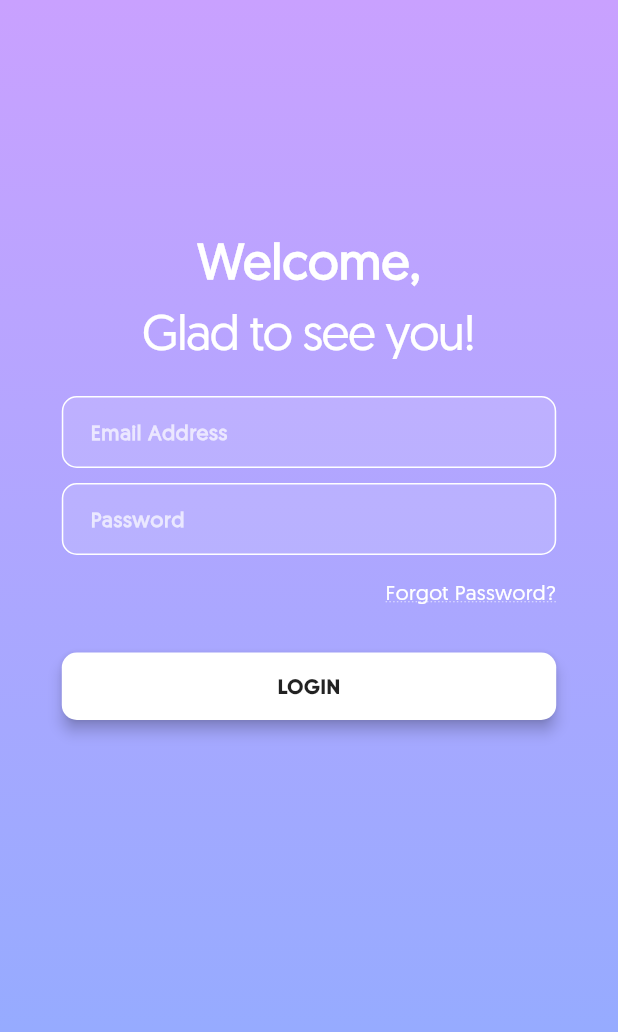
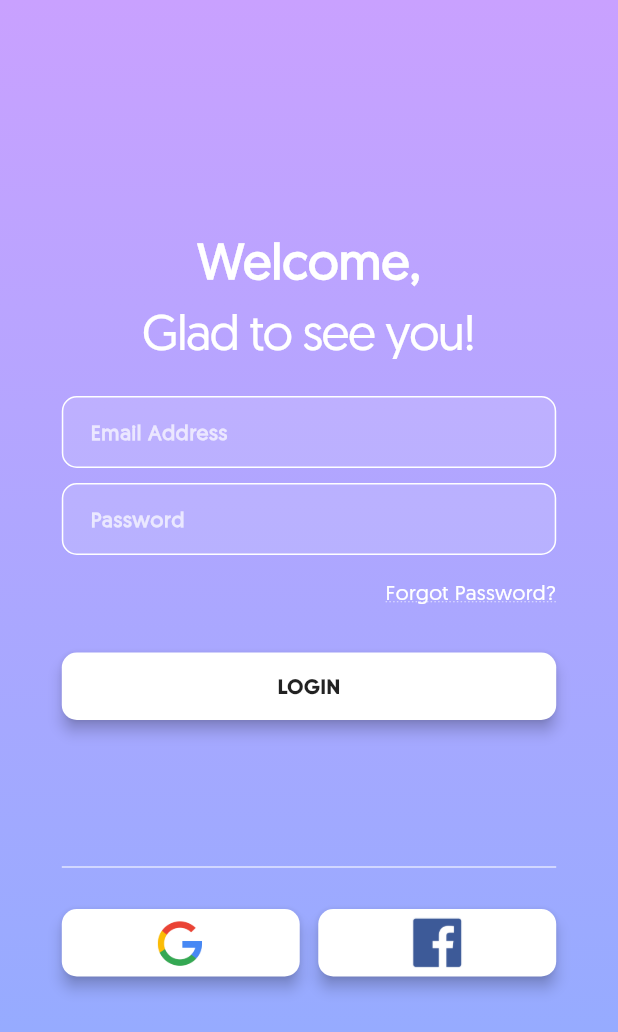
Before and after one commit to minbros/minchat, a Flutter app: the screen it shows after launch, after a tap on "LOGIN", on a phone screen of 412 x 824 dp. Shown: the top 1032 px of the screen. Run offline on Flutter 3.47's test engine with Material 3 defaults, Android fonts, the light colour scheme and no system bars.

Commit message:
구글/페이스북 로그인 버튼 구현

```diff
--- a/lib/main.dart
+++ b/lib/main.dart
@@ -16,7 +16,6 @@ class MyApp extends StatelessWidget {
     SystemChrome.setPreferredOrientations(
       [DeviceOrientation.portraitUp, DeviceOrientation.portraitDown],
     );
-
     return MaterialApp(
       title: 'MINchat',
       theme: ThemeData(),
--- a/lib/screens/HomePage.dart
+++ b/lib/screens/HomePage.dart
@@ -10,6 +10,7 @@ class HomePage extends StatelessWidget {
 
     return Scaffold(
       body: Container(
+        padding: const EdgeInsets.only(top: 250),
         decoration: const BoxDecoration(
           gradient: LinearGradient(
             begin: Alignment.topCenter,
@@ -23,13 +24,10 @@ class HomePage extends StatelessWidget {
         child: Center(
           child: Column(
             children: [
-              Container(
-                padding: const EdgeInsets.only(top: 250),
-                child: const Icon(
-                  Icons.emoji_emotions,
-                  size: 100,
-                  color: Colors.white70,
-                ),
+              const Icon(
+                Icons.emoji_emotions,
+                size: 100,
+                color: Colors.white70,
               ),
               const Text(
                 'MIN CHAT',
@@ -51,7 +49,7 @@ class HomePage extends StatelessWidget {
                   onPressed: () {
                     Navigator.push(
                       context,
-                      MaterialPageRoute(builder: (context) => LoginPage()),
+                      MaterialPageRoute(builder: (context) => const LoginPage()),
                     );
                   },
                   style: ElevatedButton.styleFrom(
@@ -81,7 +79,7 @@ class HomePage extends StatelessWidget {
                   onPressed: () {
                     Navigator.push(
                       context,
-                      MaterialPageRoute(builder: (context) => LoginPage()),
+                      MaterialPageRoute(builder: (context) => const LoginPage()),
                     );
                   },
                   style: OutlinedButton.styleFrom(
@@ -102,7 +100,7 @@ class HomePage extends StatelessWidget {
                 ),
               ),
               const SizedBox(
-                height: 260,
+                height: 250,
               ),
               GestureDetector(
                 onTap: () {}, // '게스트로 계속' 구현 필요
--- a/lib/screens/LoginPage.dart
+++ b/lib/screens/LoginPage.dart
@@ -169,7 +169,7 @@ class _LoginPageState extends State<LoginPage> {
                         SizedBox(
                           width: screenWidth * 0.8,
                           child: GestureDetector(
-                            onTap: () {},   // 비밀번호 찾기 기능 구현 필요
+                            onTap: () {}, // 비밀번호 찾기 기능 구현 필요
                             child: const Text(
                               'Forgot Password?',
                               style: TextStyle(
@@ -191,7 +191,7 @@ class _LoginPageState extends State<LoginPage> {
                           width: screenWidth * 0.8,
                           height: 45,
                           child: ElevatedButton(
-                            onPressed: () {},   // 로그인 이후 구현 필요
+                            onPressed: () {}, // 로그인 이후 구현 필요
                             style: ElevatedButton.styleFrom(
                               backgroundColor: Colors.white,
                               elevation: 4,
@@ -209,6 +209,58 @@ class _LoginPageState extends State<LoginPage> {
                             ),
                           ),
                         ),
+                        const SizedBox(
+                          height: 90,
+                        ),
+                        const Divider(
+                          color: Colors.white70,
+                        ),
+                        const SizedBox(
+                          height: 20,
+                        ),
+                        Row(
+                          children: [
+                            SizedBox(
+                              width: screenWidth * 0.385,
+                              height: 45,
+                              child: ElevatedButton(
+                                onPressed: () {},   // 구글로 로그인 기능 구현 필요
+                                style: ElevatedButton.styleFrom(
+                                  backgroundColor: Colors.white,
+                                  elevation: 4,
+                                  shape: RoundedRectangleBorder(
+                                    borderRadius: BorderRadius.circular(10),
+                                  ),
+                                ),
+                                child: Container(
+                                  margin: const EdgeInsets.all(5),
+                                  child: Image.asset('assets/login_google.png'),
+                                ),
+                              ),
+                            ),
+                            SizedBox(
+                              width: screenWidth * 0.03,
+                            ),
+                            SizedBox(
+                              width: screenWidth * 0.385,
+                              height: 45,
+                              child: ElevatedButton(
+                                onPressed: () {},   // 페이스북으로 로그인 기능 구현 필요
+                                style: ElevatedButton.styleFrom(
+                                  backgroundColor: Colors.white,
+                                  elevation: 4,
+                                  shape: RoundedRectangleBorder(
+                                    borderRadius: BorderRadius.circular(10),
+                                  ),
+                                ),
+                                child: Container(
+                                  margin: const EdgeInsets.all(5),
+                                  child: Image.asset('assets/login_facebook.png'),
+                                ),
+                              ),
+                            ),
+                          ],
+                        ),
                       ],
                     ),
                   ),
```
Also changed, not shown: pubspec.yaml (+7 -8 lines), assets/login_facebook.png (added), assets/login_google.png (added), fonts/geomanist-regular-italic-webfont.ttf (renamed from assets/geomanist-regular-italic-webfont.ttf), fonts/geomanist-regular-webfont.ttf (renamed from assets/geomanist-regular-webfont.ttf), fonts/gilroy-extrabold.otf (renamed from assets/gilroy-extrabold.otf), fonts/gilroy-light.otf (renamed from assets/gilroy-light.otf).
